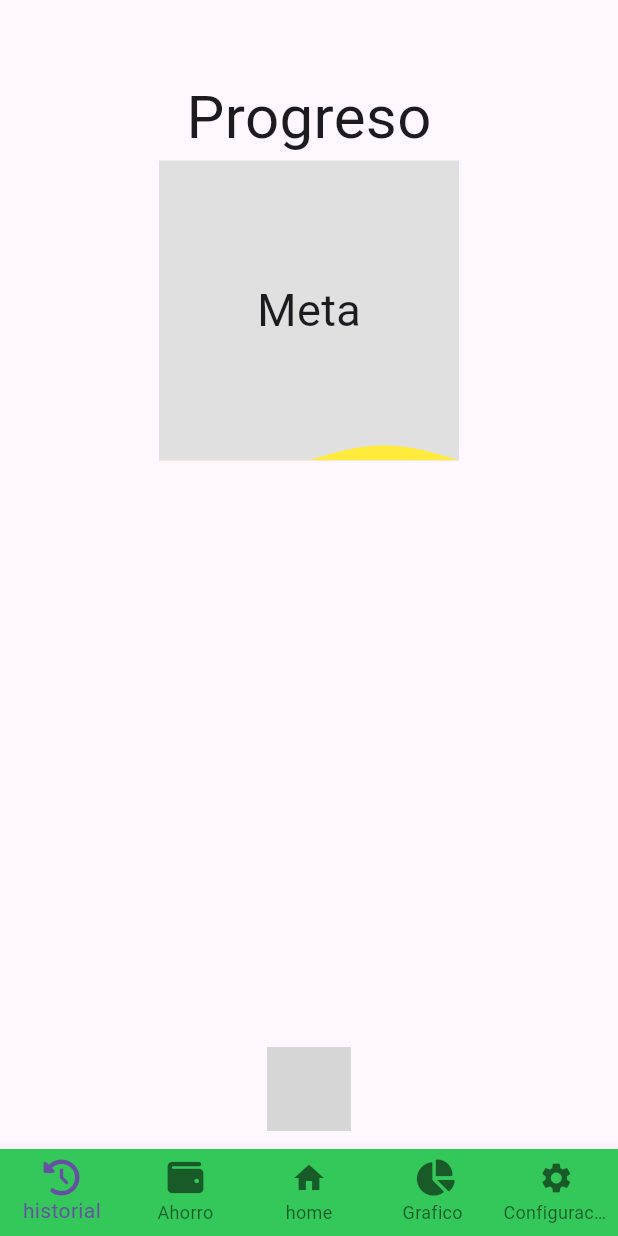
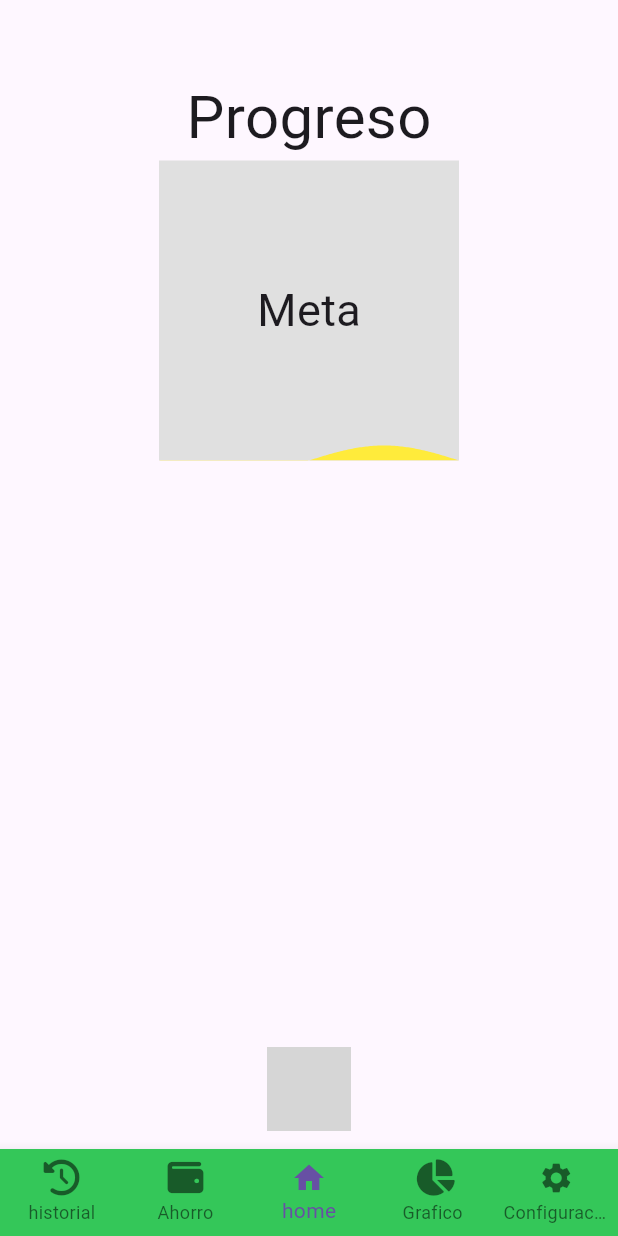
Before and after one commit to acarias11/Proyecto_Lenguajes, a Flutter app: the InicioPage screen opened by its route, swiped to page 2, on a phone screen of 412 x 824 dp. Run offline on Flutter 3.47's test engine with Material 3 defaults, Android fonts, the phone set to English and light mode, and no system bars; our stand-ins replace email_validator, fl_chart, font_awesome_flutter, get, liquid_progress_indicator_v2, shared_preferences and 1 more; missing offline and left inert: animated_floating_buttons, water_bottle; accounts and stored records are empty; grey boxes are pictures that could not be loaded.

```diff
--- a/app_ahorro/lib/inicio_page.dart
+++ b/app_ahorro/lib/inicio_page.dart
@@ -11,9 +11,6 @@ import 'package:flutter/material.dart';
 import 'package:font_awesome_flutter/font_awesome_flutter.dart';
 import 'package:animated_floating_buttons/animated_floating_buttons.dart';
 
-
-
-
 class InicioPage extends StatefulWidget {
   const InicioPage({super.key});
 
@@ -22,12 +19,11 @@ class InicioPage extends StatefulWidget {
 }
 
 class _InicioPageState extends State<InicioPage> {
-   int currentIndex=0;
-   final controller =PageController();
+  int currentIndex = 2;
+  final controller = PageController();
 
-      final GlobalKey<AnimatedFloatingActionButtonState> key =GlobalKey<AnimatedFloatingActionButtonState>();
-
-
+  final GlobalKey<AnimatedFloatingActionButtonState> key =
+      GlobalKey<AnimatedFloatingActionButtonState>();
 
   @override
   Widget build(BuildContext context) {
@@ -35,50 +31,62 @@ class _InicioPageState extends State<InicioPage> {
       return Container(
         child: FloatingActionButton(
           backgroundColor: Colors.blue,
-        onPressed: (){
-           Navigator.push(context,MaterialPageRoute(builder: (context) => const AddIngresoPage()));
+          onPressed: () {
+            Navigator.push(
+                context,
+                MaterialPageRoute(
+                    builder: (context) => const AddIngresoPage()));
           },
           heroTag: "btn2",
           tooltip: 'Second button',
-        child:const Text('Ingresos'),
+          child: const Text('Ingresos'),
         ),
       );
     }
+
     Widget float2() {
       return Container(
         child: FloatingActionButton(
           backgroundColor: Colors.red,
-        onPressed: (){
-          Navigator.push(context,MaterialPageRoute(builder: (context) => const AgregarGastoPage()));
+          onPressed: () {
+            Navigator.push(
+                context,
+                MaterialPageRoute(
+                    builder: (context) => const AgregarGastoPage()));
           },
           heroTag: "btn1",
           tooltip: 'First button',
-        child:const Text('Gastos'),
+          child: const Text('Gastos'),
         ),
       );
     }
+
     Widget float3() {
       return Container(
         child: FloatingActionButton(
           backgroundColor: Colors.yellow,
-        onPressed: (){
-          Navigator.push(context,MaterialPageRoute(builder: (context) => const AgregarAhorroPage()));
+          onPressed: () {
+            Navigator.push(
+                context,
+                MaterialPageRoute(
+                    builder: (context) => const AgregarAhorroPage()));
           },
           heroTag: "btn3",
           tooltip: 'third button',
-        child:const Text('Ahorros'),
+          child: const Text('Ahorros'),
         ),
       );
     }
+
     return Scaffold(
       body: PageView(
         physics: const NeverScrollableScrollPhysics(),
         controller: controller,
-        onPageChanged: (index){
-          currentIndex+index;
+        onPageChanged: (index) {
+          currentIndex + index;
           setState(() {});
         },
-        children:   const [
+        children: const [
           HistorialPage(),
           AhorroPage(),
           HomePage(),
@@ -87,17 +95,16 @@ Widget float3() {
         ],
       ),
       floatingActionButtonLocation: FloatingActionButtonLocation.centerDocked,
-      bottomNavigationBar:BottomNavigationBar(
+      bottomNavigationBar: BottomNavigationBar(
         type: BottomNavigationBarType.fixed,
         backgroundColor: CupertinoColors.activeGreen,
         currentIndex: currentIndex,
-        onTap: (index){
-          currentIndex=index;
+        onTap: (index) {
+          currentIndex = index;
           controller.jumpToPage(index);
           setState(() {});
         },
         items: const [
-
           BottomNavigationBarItem(
             icon: Icon(FontAwesomeIcons.clockRotateLeft),
             label: 'historial',
@@ -106,39 +113,22 @@ Widget float3() {
             icon: Icon(FontAwesomeIcons.wallet),
             label: 'Ahorro',
           ),
+          BottomNavigationBarItem(icon: Icon(Icons.home), label: 'home'),
           BottomNavigationBarItem(
-              icon: Icon(Icons.home),
-              label: 'home'
-              ),
-              BottomNavigationBarItem
-          (icon: Icon(FontAwesomeIcons.chartPie),
-          label: 'Grafico'
-          ),
-
+              icon: Icon(FontAwesomeIcons.chartPie), label: 'Grafico'),
           BottomNavigationBarItem(
-            icon: Icon(Icons.settings),
-            label: 'Configuracion'
-            ),
-
-
+              icon: Icon(Icons.settings), label: 'Configuracion'),
         ],
       ),
       floatingActionButton: Padding(
         padding: const EdgeInsets.symmetric(horizontal: 20, vertical: 70),
         child: AnimatedFloatingActionButton(
-                   fabButtons: <Widget>[
-              float1(), float2(), float3()
-                   ],
-                   key :  key,
+            fabButtons: <Widget>[float1(), float2(), float3()],
+            key: key,
             colorStartAnimation: Colors.green,
             colorEndAnimation: Colors.red,
-                   animatedIconData: AnimatedIcons.menu_close
+            animatedIconData: AnimatedIcons.menu_close),
       ),
-         ),
-
-
-
     );
-
   }
 }
--- a/app_ahorro/lib/registro_page.dart
+++ b/app_ahorro/lib/registro_page.dart
@@ -22,7 +22,7 @@ class _RegistroPageState extends State<RegistroPage> {
   final GlobalKey<FormState> formkey = GlobalKey<FormState>();
   final DataController dataController = Get.put(DataController());
 
-  Future<void> registrarUsuario() async {
+  Future<void> registrarUsuario(BuildContext context) async {
     try {
       // Validar si el correo ya está registrado
       final List<Usuario> users = await DBHelper.queryUsuarios();
@@ -49,6 +49,8 @@ class _RegistroPageState extends State<RegistroPage> {
       ScaffoldMessenger.of(context).showSnackBar(
         const SnackBar(content: Text('Usuario creado con éxito!')),
       );
+
+      await DBHelper.saveUserId(registrarUsuario.userId);
 
       // Redirigir al login después de registrar el usuario
       Navigator.of(context).pushReplacementNamed('/login');
@@ -212,7 +214,7 @@ class _RegistroPageState extends State<RegistroPage> {
                           child: OutlinedButton(
                             onPressed: () {
                               if (!formkey.currentState!.validate()) return;
-                              registrarUsuario();
+                              registrarUsuario(context);
                             },
                             child: const Text(
                               'Registrarse',
--- a/app_ahorro/lib/widgets/liquid_bottle_page.dart
+++ b/app_ahorro/lib/widgets/liquid_bottle_page.dart
@@ -13,6 +13,7 @@ class LiquidBottlePage extends StatefulWidget {
 
 class _LiquidBottlePageState extends State<LiquidBottlePage> {
   int selectedStyle = 0;
+  // ignore: unused_field
   late double _currentWaterLevel;
 
   @override
--- a/app_ahorro/lib/widgets/primer_ingreso_screen.dart
+++ b/app_ahorro/lib/widgets/primer_ingreso_screen.dart
@@ -56,7 +56,7 @@ class _PrimerIngresoScreenState extends State<PrimerIngresoScreen> {
 
     try {
       await DBHelper.insertIngreso(ingreso);
-      Navigator.pop(context);
+      Navigator.of(context).pushReplacementNamed('/inicio');
     } catch (e) {
       print('Error al agregar ingreso: $e');
       ScaffoldMessenger.of(context).showSnackBar(
@@ -124,7 +124,7 @@ class _PrimerIngresoScreenState extends State<PrimerIngresoScreen> {
                     nombrelabel:  'Monto',
                     hint: 'Ingrese el monto',
                     icono: Icons.money_rounded,
-                    show: true
+                    show: false
                   ),
                   CustomInputs(
                     controller: _descripcionController,
@@ -132,7 +132,7 @@ class _PrimerIngresoScreenState extends State<PrimerIngresoScreen> {
                     nombrelabel: 'Descripción',
                     teclado: TextInputType.text,
                     hint: 'Ingrese cual fue el ingreso',
-                    icono: FontAwesomeIcons.pen, show: true,
+                    icono: FontAwesomeIcons.pen, show: false,
                   ),
                   DropdownButton<Cuenta>(
                     hint: const Text('Selecciona una cuenta'),
--- a/app_ahorro/lib/widgets/screens/set_account_details_screen.dart
+++ b/app_ahorro/lib/widgets/screens/set_account_details_screen.dart
@@ -8,8 +8,7 @@ class SetAccountDetailsScreen extends StatefulWidget {
   final usuario;
 
   @override
-  State<SetAccountDetailsScreen> createState() =>
-      _SetAccountDetailsScreenState();
+  State<SetAccountDetailsScreen> createState() => _SetAccountDetailsScreenState();
 }
 
 class _SetAccountDetailsScreenState extends State<SetAccountDetailsScreen> {
@@ -40,7 +39,7 @@ class _SetAccountDetailsScreenState extends State<SetAccountDetailsScreen> {
           ScaffoldMessenger.of(context).showSnackBar(
             const SnackBar(content: Text('Cuenta creada con éxito!')),
           );
-          Navigator.of(context).pushReplacementNamed('/inicio');
+          Navigator.of(context).pushReplacementNamed('/monto');
         }).catchError((e) {
           ScaffoldMessenger.of(context).showSnackBar(
             SnackBar(content: Text(e.toString())),
--- a/app_ahorro/lib/widgets/screens/welcome_screen_page.dart
+++ b/app_ahorro/lib/widgets/screens/welcome_screen_page.dart
@@ -44,8 +44,7 @@ class WelcomeScreenPage extends StatelessWidget {
             const SizedBox(height: 30,),
             GestureDetector(
               onTap: (){
-                Navigator.push(context,
-                 MaterialPageRoute(builder: (context) => const LoginPage()));
+                Navigator.of(context).pushNamed('/login');
               },
               child: Container(
                 height: 53,
@@ -64,8 +63,7 @@ class WelcomeScreenPage extends StatelessWidget {
              const SizedBox(height: 30,),
              GestureDetector(
                onTap: (){
-                 Navigator.push(context,
-                    MaterialPageRoute(builder: (context) => const RegistroPage()));
+                 Navigator.of(context).pushNamed('/signUp');
                },
                child: Container(
                  height: 53,
```
Also changed, not shown: app_ahorro/lib/Base De Datos/db_helper.dart (+16 -0 lines), app_ahorro/lib/main.dart (+33 -7 lines), app_ahorro/lib/widgets/configuraciones_page.dart (+8 -1 lines). Lines whose indentation alone changed are shown as unchanged.
